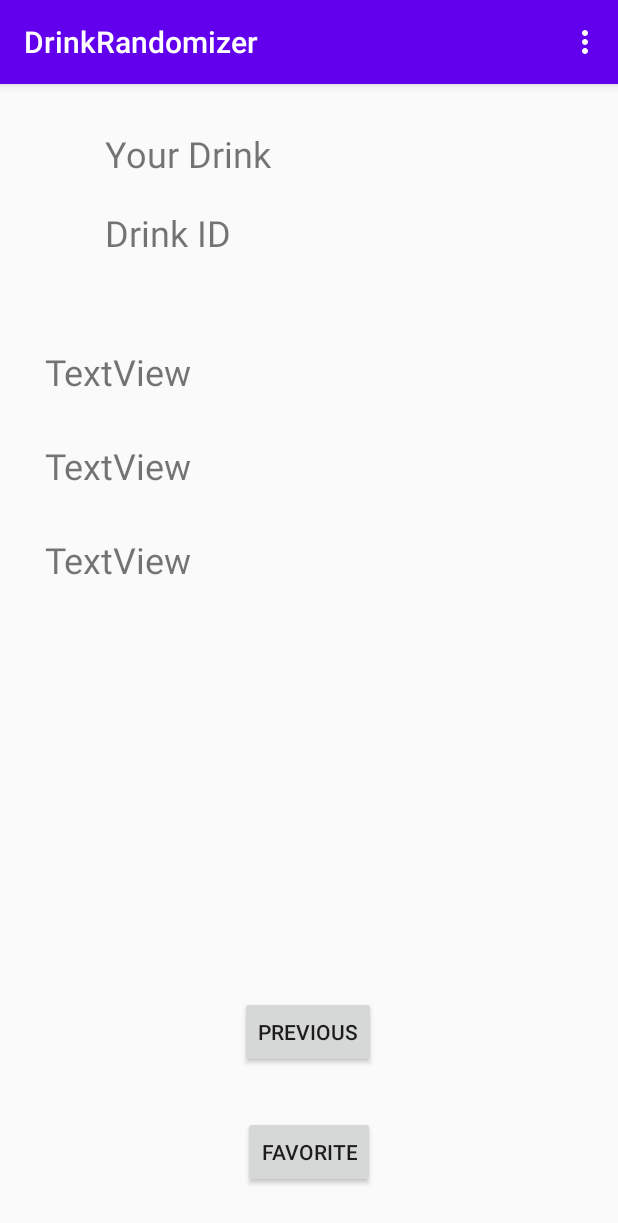
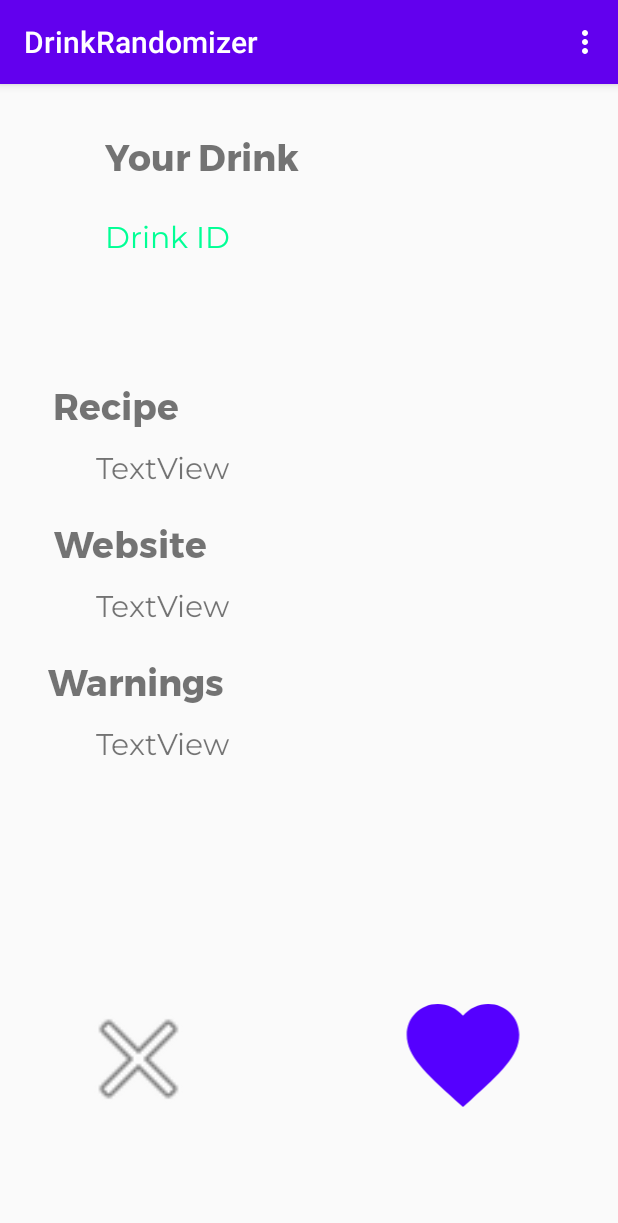
Before and after one commit to Halwahadi/RefreshX, an Android app: the DrinkInfo screen opened through its navigation route, on a phone screen of 412 x 824 dp. Shown: the top 1223 px of the screen. Run offline under Robolectric (Android 15) with nearby library versions, the phone set to English and light mode, and no system bars; 2 statements that could not run were skipped.

Commit message:
updated drinkInfo UI

```diff
--- a/app/src/main/java/edu/gsu/refreshx/DrinkInfo.java
+++ b/app/src/main/java/edu/gsu/refreshx/DrinkInfo.java
@@ -71,9 +71,9 @@ public class DrinkInfo extends Fragment {
                     ApiResult.drinkinfo drinkinfo = response.body().getDrink().get(0);
                     name.setText("Name: "+ drinkinfo.getName());
                     id.setText("ID: "+ drinkId);
-                    recipeText.setText("Recipe:\n"+ drinkinfo.getRecipe());
-                    warningText.setText("Warning:\n"+ drinkinfo.getWarnings());
-                    websiteText.setText("Website: \n"+ drinkinfo.getWebsite());
+                    recipeText.setText(drinkinfo.getRecipe());
+                    warningText.setText(drinkinfo.getWarnings());
+                    websiteText.setText(drinkinfo.getWebsite());
 
 
                     try {
--- /dev/null
+++ b/app/src/main/res/drawable/ic_favorite_heart_24dp.xml
@@ -0,0 +1,5 @@
+<vector android:height="24dp" android:tint="#5500FF"
+    android:viewportHeight="24.0" android:viewportWidth="24.0"
+    android:width="24dp" xmlns:android="http://schemas.android.com/apk/res/android">
+    <path android:fillColor="#FF000000" android:pathData="M12,21.35l-1.45,-1.32C5.4,15.36 2,12.28 2,8.5 2,5.42 4.42,3 7.5,3c1.74,0 3.41,0.81 4.5,2.09C13.09,3.81 14.76,3 16.5,3 19.58,3 22,5.42 22,8.5c0,3.78 -3.4,6.86 -8.55,11.54L12,21.35z"/>
+</vector>
--- a/app/src/main/res/layout/fragment_drink_info.xml
+++ b/app/src/main/res/layout/fragment_drink_info.xml
@@ -10,40 +10,34 @@
         android:id="@+id/website"
         android:layout_width="wrap_content"
         android:layout_height="wrap_content"
-        android:layout_marginTop="30dp"
+        android:layout_marginStart="28dp"
+        android:layout_marginTop="8dp"
+        android:fontFamily="@font/montserrat"
         android:text="TextView"
-        android:textSize="24sp"
-        app:layout_constraintStart_toStartOf="@+id/recipe"
-        app:layout_constraintTop_toBottomOf="@+id/warning" />
+        android:textSize="20sp"
+        app:layout_constraintStart_toStartOf="@+id/websiteTitle"
+        app:layout_constraintTop_toBottomOf="@+id/websiteTitle" />
 
     <TextView
         android:id="@+id/drink_name"
         android:layout_width="wrap_content"
         android:layout_height="wrap_content"
         android:layout_marginStart="40dp"
+        android:fontFamily="@font/montserrat_bold"
         android:text="Your Drink"
         android:textSize="24sp"
         app:layout_constraintStart_toEndOf="@+id/imageView"
         app:layout_constraintTop_toTopOf="@+id/imageView" />
-
-    <Button
-        android:id="@+id/button_second"
-        android:layout_width="wrap_content"
-        android:layout_height="wrap_content"
-        android:layout_marginBottom="32dp"
-        android:text="@string/previous"
-        app:layout_constraintBottom_toTopOf="@+id/buttonFavorite"
-        app:layout_constraintEnd_toEndOf="parent"
-        app:layout_constraintHorizontal_bias="0.498"
-        app:layout_constraintStart_toStartOf="parent" />
 
     <TextView
         android:id="@+id/drink_id"
         android:layout_width="wrap_content"
         android:layout_height="wrap_content"
         android:layout_marginTop="20dp"
+        android:fontFamily="@font/montserrat"
         android:text="Drink ID"
-        android:textSize="24sp"
+        android:textColor="@color/lightGreen"
+        android:textSize="20sp"
         app:layout_constraintStart_toStartOf="@+id/drink_name"
         app:layout_constraintTop_toBottomOf="@+id/drink_name" />
 
@@ -51,12 +45,13 @@
         android:id="@+id/recipe"
         android:layout_width="wrap_content"
         android:layout_height="wrap_content"
-        android:layout_marginStart="30dp"
-        android:layout_marginTop="60dp"
+        android:layout_marginStart="64dp"
+        android:layout_marginTop="8dp"
+        android:fontFamily="@font/montserrat"
         android:text="TextView"
-        android:textSize="24sp"
+        android:textSize="20sp"
         app:layout_constraintStart_toStartOf="parent"
-        app:layout_constraintTop_toBottomOf="@+id/drink_id" />
+        app:layout_constraintTop_toBottomOf="@+id/recipeTtile" />
 
     <ImageView
         android:id="@+id/imageView"
@@ -72,20 +67,74 @@
         android:id="@+id/warning"
         android:layout_width="wrap_content"
         android:layout_height="wrap_content"
-        android:layout_marginTop="30dp"
+        android:layout_marginStart="32dp"
+        android:layout_marginTop="8dp"
+        android:fontFamily="@font/montserrat"
         android:text="TextView"
+        android:textSize="20sp"
+        app:layout_constraintStart_toStartOf="@+id/warningTitle"
+        app:layout_constraintTop_toBottomOf="@+id/warningTitle" />
+
+    <ImageButton
+        android:id="@+id/buttonFavorite"
+        android:layout_width="124dp"
+        android:layout_height="90dp"
+        android:layout_marginStart="95dp"
+        android:layout_marginEnd="30dp"
+        android:layout_marginBottom="76dp"
+        android:scaleType="fitCenter"
+        android:src="@drawable/ic_favorite_heart_24dp"
+        android:background="#00ffffff"
+        app:layout_constraintBottom_toBottomOf="parent"
+        app:layout_constraintEnd_toEndOf="parent"
+        app:layout_constraintStart_toEndOf="@+id/button_second" />
+
+    <ImageButton
+        android:id="@+id/button_second"
+        android:layout_width="94dp"
+        android:layout_height="84dp"
+        android:layout_marginStart="45dp"
+        android:layout_marginBottom="76dp"
+        android:scaleType="fitCenter"
+        android:src="@android:drawable/ic_menu_close_clear_cancel"
+        android:background="#00ffffff"
+        app:layout_constraintBottom_toBottomOf="parent"
+        app:layout_constraintStart_toStartOf="parent" />
+
+    <TextView
+        android:id="@+id/recipeTtile"
+        android:layout_width="wrap_content"
+        android:layout_height="wrap_content"
+        android:layout_marginStart="35dp"
+        android:layout_marginTop="77dp"
+        android:fontFamily="@font/montserrat_bold"
+        android:text="Recipe"
         android:textSize="24sp"
-        app:layout_constraintStart_toStartOf="@+id/recipe"
+        app:layout_constraintStart_toStartOf="parent"
+        app:layout_constraintTop_toBottomOf="@+id/drink_id" />
+
+    <TextView
+        android:id="@+id/websiteTitle"
+        android:layout_width="wrap_content"
+        android:layout_height="wrap_content"
+        android:layout_marginStart="36dp"
+        android:layout_marginTop="15dp"
+        android:fontFamily="@font/montserrat_bold"
+        android:text="Website"
+        android:textSize="24sp"
+        app:layout_constraintStart_toStartOf="parent"
         app:layout_constraintTop_toBottomOf="@+id/recipe" />
 
-    <Button
-        android:id="@+id/buttonFavorite"
+    <TextView
+        android:id="@+id/warningTitle"
         android:layout_width="wrap_content"
         android:layout_height="wrap_content"
-        android:layout_marginBottom="32dp"
-        android:text="Favorite"
-        app:layout_constraintBottom_toBottomOf="parent"
-        app:layout_constraintEnd_toEndOf="parent"
-        app:layout_constraintStart_toStartOf="parent" />
+        android:layout_marginStart="32dp"
+        android:layout_marginTop="15dp"
+        android:fontFamily="@font/montserrat_bold"
+        android:text="Warnings"
+        android:textSize="24sp"
+        app:layout_constraintStart_toStartOf="parent"
+        app:layout_constraintTop_toBottomOf="@+id/website" />
 
 </androidx.constraintlayout.widget.ConstraintLayout>
```
